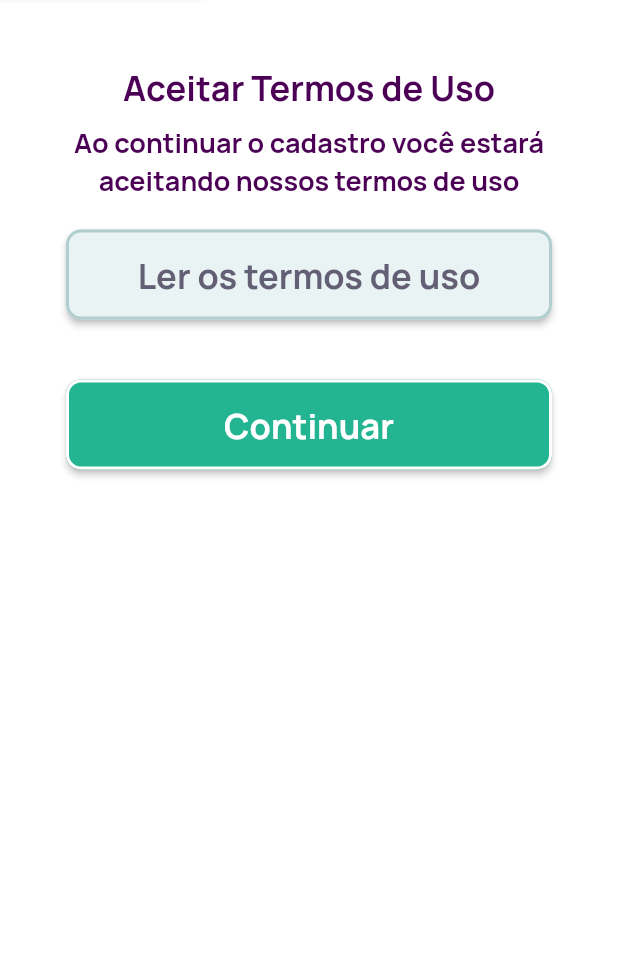
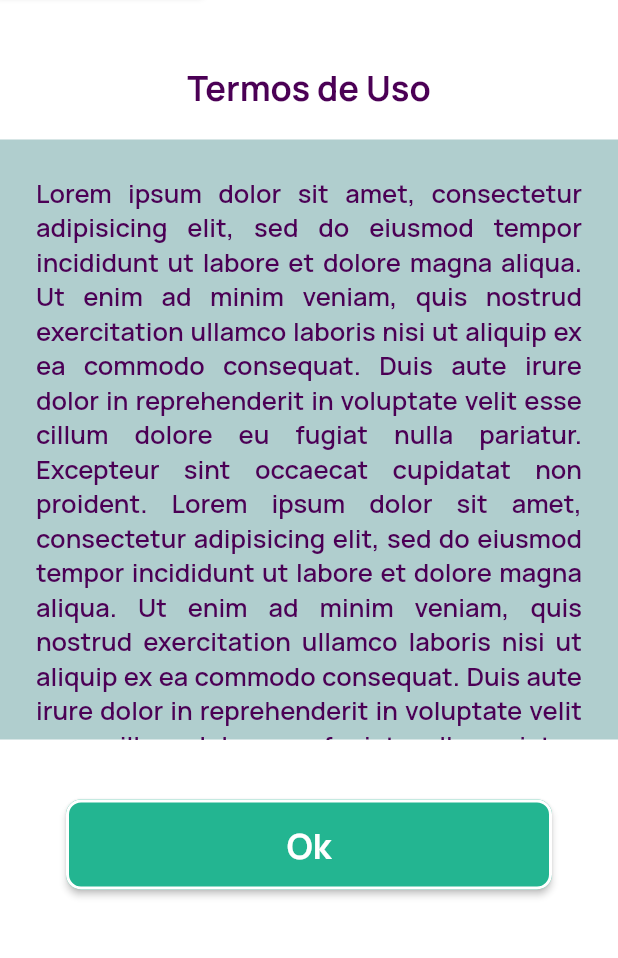
Before and after one commit to alextnetto/vivassimo-app, a Flutter app: the RegisterTerms screen opened by its route, after a tap on "Ler os termos de uso", on a phone screen of 412 x 824 dp, the part 132-1090 px from its top. Run offline on Flutter 3.47's test engine with Material 2 defaults, Android fonts, the phone set to English and light mode, and no system bars; our stand-ins replace google_fonts.

Commit message:
feature(register): Accept terms and terms pages

```diff
--- a/lib/pages/register/register_terms.dart
+++ b/lib/pages/register/accept_terms.dart
@@ -20,7 +20,9 @@ class _RegisterTermsState extends State<RegisterTerms> {
         height: MediaQuery.of(context).size.height,
         child: Column(
           children: [
-            Container(
+            Hero(
+              tag: 'registerAppBar',
+              child: Container(
                 height: 130,
                 color: VivassimoTheme.white,
                 child: Column(
@@ -49,6 +51,7 @@ class _RegisterTermsState extends State<RegisterTerms> {
                       ],
                     )
                   ],
+                ),
               ),
             ),
             Center(
@@ -91,7 +94,9 @@ class _RegisterTermsState extends State<RegisterTerms> {
                           primary: VivassimoTheme.gradientSkyEnd,
                           onPrimary: VivassimoTheme.grey,
                           borderColor: VivassimoTheme.blue,
-                          onPressed: () {}),
+                          onPressed: () {
+                            Navigator.of(context).pushNamed('/register/terms');
+                          }),
                     ),
                   ),
                   Padding(
@@ -104,7 +109,10 @@ class _RegisterTermsState extends State<RegisterTerms> {
                         primary: VivassimoTheme.green,
                         onPrimary: VivassimoTheme.white,
                         borderColor: VivassimoTheme.white,
-                          onPressed: () {}),
+                        onPressed: () {
+                          Navigator.of(context).pushNamed('/register/name');
+                        },
+                      ),
                     ),
                   ),
                 ],
--- /dev/null
+++ b/lib/pages/register/terms.dart
@@ -0,0 +1,109 @@
+import 'package:flutter/material.dart';
+import 'package:google_fonts/google_fonts.dart';
+import 'package:my_app/components/button_back.dart';
+import 'package:my_app/components/button_purple.dart';
+import 'package:my_app/config/style.dart';
+
+class TermsPage extends StatelessWidget {
+  const TermsPage({Key? key}) : super(key: key);
+
+  @override
+  Widget build(BuildContext context) {
+    return Scaffold(
+      body: Container(
+        color: VivassimoTheme.white,
+        height: MediaQuery.of(context).size.height,
+        child: Column(
+          children: [
+            Container(
+              height: 130,
+              color: VivassimoTheme.white,
+              child: Column(
+                children: [
+                  SizedBox(
+                    height: 40,
+                  ),
+                  Row(
+                    mainAxisAlignment: MainAxisAlignment.spaceBetween,
+                    children: [
+                      ButtonBack(),
+                      // texto
+                      Padding(
+                        padding: const EdgeInsets.only(right: 30),
+                        child: Text(
+                          'Criar uma conta',
+                          style: GoogleFonts.manrope(
+                            textStyle: TextStyle(
+                              fontWeight: FontWeight.w700,
+                              fontSize: 18,
+                              color: VivassimoTheme.purpleActive,
+                            ),
+                          ),
+                        ),
+                      )
+                    ],
+                  )
+                ],
+              ),
+            ),
+            Center(
+              child: Column(
+                children: [
+                  Text(
+                    'Termos de Uso',
+                    style: GoogleFonts.manrope(
+                      textStyle: TextStyle(
+                        fontWeight: FontWeight.w700,
+                        fontSize: 23,
+                        color: VivassimoTheme.purpleActive,
+                      ),
+                    ),
+                  ),
+                  Padding(
+                    padding: const EdgeInsets.only(top: 20, bottom: 20),
+                    child: Container(
+                      height: 400,
+                      color: VivassimoTheme.blue,
+                      child: ListView(
+                        padding: EdgeInsets.all(24),
+                        children: [
+                          Text(
+                            'Lorem ipsum dolor sit amet, consectetur adipisicing elit, sed do eiusmod tempor incididunt ut labore et dolore magna aliqua. Ut enim ad minim veniam, quis nostrud exercitation ullamco laboris nisi ut aliquip ex ea commodo consequat. Duis aute irure dolor in reprehenderit in voluptate velit esse cillum dolore eu fugiat nulla pariatur. Excepteur sint occaecat cupidatat non proident. Lorem ipsum dolor sit amet, consectetur adipisicing elit, sed do eiusmod tempor incididunt ut labore et dolore magna aliqua. Ut enim ad minim veniam, quis nostrud exercitation ullamco laboris nisi ut aliquip ex ea commodo consequat. Duis aute irure dolor in reprehenderit in voluptate velit esse cillum dolore eu fugiat nulla pariatur. Excepteur sint occaecat cupidatat non proident. ',
+                            style: GoogleFonts.manrope(
+                              textStyle: TextStyle(
+                                fontWeight: FontWeight.w600,
+                                fontSize: 17,
+                                color: VivassimoTheme.purpleActive,
+                              ),
+                            ),
+                            textAlign: TextAlign.justify,
+                          ),
+                        ],
+                      ),
+                    ),
+                  ),
+                  Padding(
+                    padding: const EdgeInsets.all(20.0),
+                    child: SizedBox(
+                      width: 324,
+                      height: 60,
+                      child: ButtonPurple(
+                        label: 'Ok',
+                        primary: VivassimoTheme.green,
+                        onPrimary: VivassimoTheme.white,
+                        borderColor: VivassimoTheme.white,
+                        onPressed: () {
+                          Navigator.of(context).pop();
+                        },
+                      ),
+                    ),
+                  ),
+                ],
+              ),
+            ),
+          ],
+        ),
+      ),
+    );
+  }
+}
```
Also changed, not shown: lib/app_widget.dart (+7 -1 lines), lib/pages/register/email.dart (added, +57 -0 lines), lib/pages/register/name.dart (added, +73 -0 lines). Lines whose indentation alone changed are shown as unchanged.
